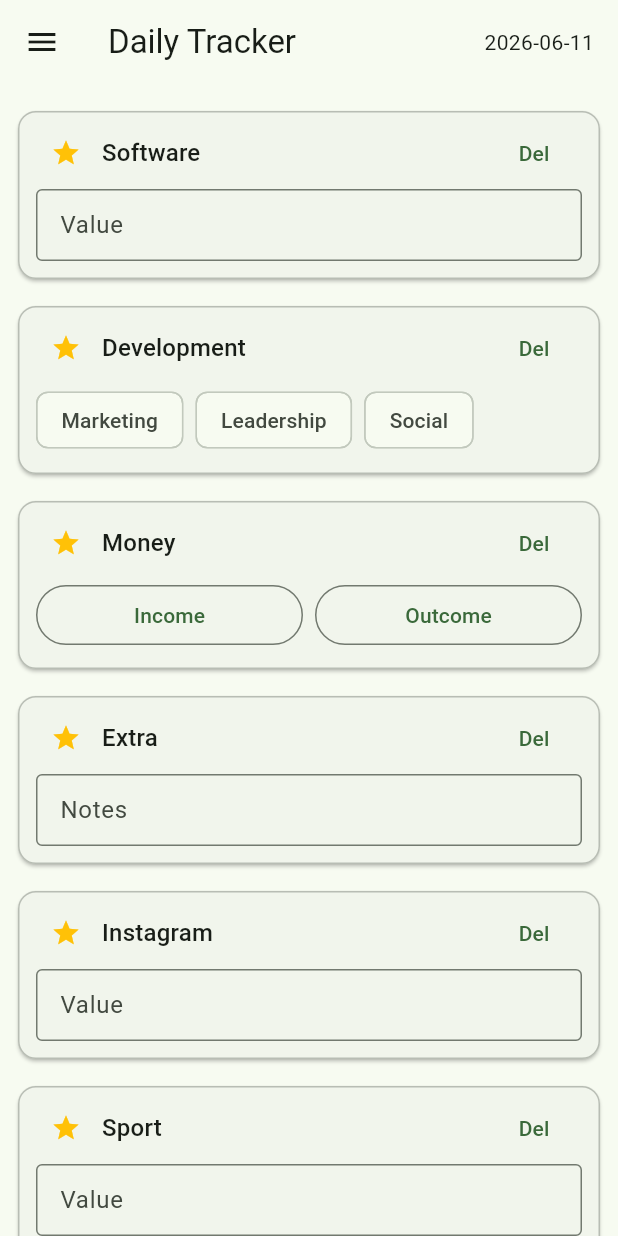
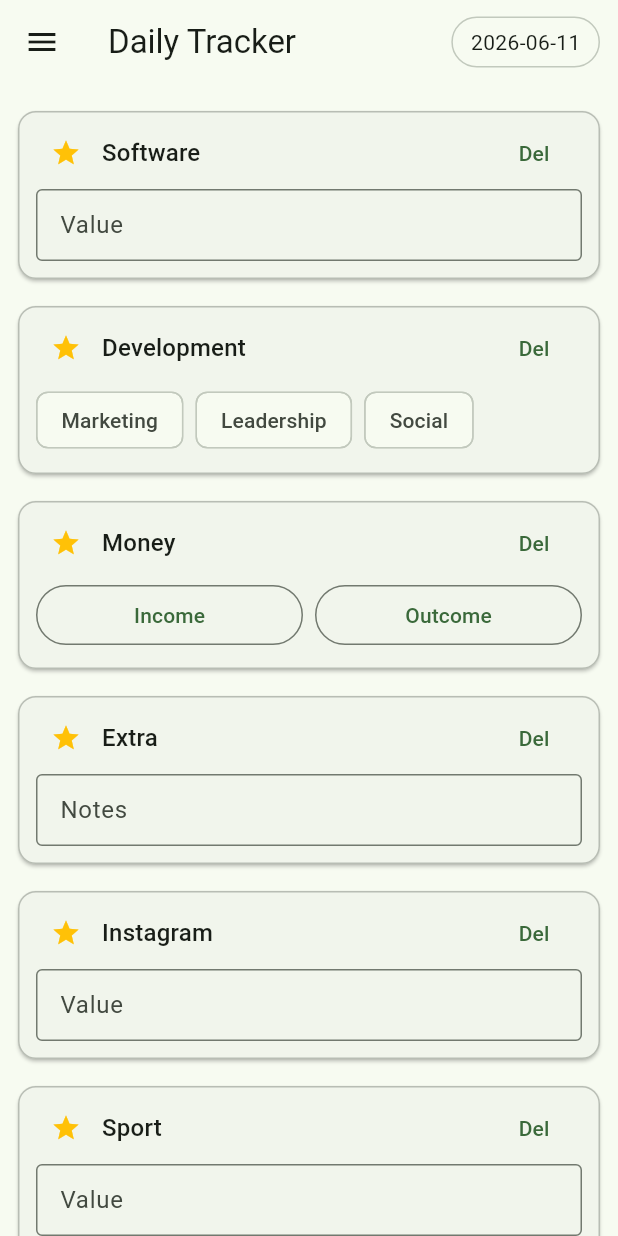
Before and after one commit to DenizTanisman/local_harness_note, a Flutter app: the screen it shows after launch, on a phone screen of 412 x 824 dp. Run offline on Flutter 3.47's test engine with Material 3 defaults, Android fonts, the phone set to English and light mode, and no system bars; our stand-ins replace csv, drift, file_picker, flutter_local_notifications, flutter_riverpod, flutter_secure_storage and 2 more; missing offline and left inert: cryptography, excel, workmanager; accounts and stored records are empty; generated files the repository leaves out were written again.

Commit message:
CR1-D: past-day entry from the home page
- homeDateProvider → ActiveWriteDateNotifier: defaults to today, past
  selectable, future rejected, never persisted
- AppBar date chip opens a picker (lastDate: today); when not today the
  chip is filled + bold and a 'Today' button appears
- Cards re-keyed by date so inputs re-seed; unfilled indicator follows
  the selected day automatically
- Reminders: question hidden on past days; repository drops any
  remind_date < today (unit-tested); notification tap resets to today
- Spec open point #6 closed by CR-1
- 5 new tests; 119 green

Co-Authored-By: Claude Fable 5 <noreply@anthropic.com>

```diff
--- a/lib/data/repositories/money_repository.dart
+++ b/lib/data/repositories/money_repository.dart
@@ -119,9 +119,12 @@ class MoneyRepository {
             ),
           );
       if (direction == 'outcome') {
+        final today = dateKey(DateTime.now());
         for (final offset in reminderOffsets) {
           final remindDate =
               dateKey(parseDateKey(date).subtract(Duration(days: offset)));
+          // Past-day entries never queue reminders (CR1-D).
+          if (remindDate.compareTo(today) < 0) continue;
           await db.into(db.expenseReminders).insert(
                 ExpenseRemindersCompanion.insert(
                     transactionId: id, remindDate: remindDate),
--- a/lib/features/home/home_page.dart
+++ b/lib/features/home/home_page.dart
@@ -1,6 +1,7 @@
 import 'package:flutter/material.dart';
 import 'package:flutter_riverpod/flutter_riverpod.dart';
 
+import '../../core/date_key.dart';
 import '../settings/export_import_page.dart';
 import '../settings/settings_page.dart';
 import 'home_providers.dart';
@@ -15,6 +16,7 @@ class HomePage extends ConsumerWidget {
   @override
   Widget build(BuildContext context, WidgetRef ref) {
     final date = ref.watch(homeDateProvider);
+    final isToday = date == dateKey(DateTime.now());
     final metrics = ref.watch(topLevelMetricsProvider);
     final entries = ref.watch(entriesForDateProvider(date));
     final options = ref.watch(selectedOptionsProvider(date));
@@ -23,10 +25,19 @@ class HomePage extends ConsumerWidget {
       appBar: AppBar(
         title: const Text('Daily Tracker'),
         actions: [
+          // Past-day entry mode (CR1-D): tap the chip to pick a past day;
+          // a visible 'Today' escape appears whenever not on today.
+          if (!isToday)
+            TextButton(
+              key: const ValueKey('today-button'),
+              onPressed: () =>
+                  ref.read(homeDateProvider.notifier).resetToToday(),
+              child: const Text('Today'),
+            ),
           Center(
             child: Padding(
-              padding: const EdgeInsets.only(right: 16),
-              child: Text(date, style: Theme.of(context).textTheme.bodyMedium),
+              padding: const EdgeInsets.only(right: 12),
+              child: _DateChip(date: date, highlighted: !isToday),
             ),
           ),
         ],
@@ -82,7 +93,9 @@ class HomePage extends ConsumerWidget {
             for (var i = 0; i < rows.length; i++) ...[
               GapDropTarget(index: i),
               DraggableMetricCard(
-                key: ValueKey('metric-card-${rows[i].id}'),
+                // Keyed by date too: input controllers must re-seed when
+                // the active write date changes (CR1-D).
+                key: ValueKey('metric-card-${rows[i].id}-$date'),
                 metric: rows[i],
                 child: MetricCard(
                   metric: rows[i],
@@ -106,3 +119,49 @@ class HomePage extends ConsumerWidget {
     );
   }
 }
+
+/// Tappable date chip in the app bar (CR1-D). Highlighted whenever the
+/// active write date is not today — writing to the past must be obvious.
+class _DateChip extends ConsumerWidget {
+  const _DateChip({required this.date, required this.highlighted});
+
+  final String date;
+  final bool highlighted;
+
+  @override
+  Widget build(BuildContext context, WidgetRef ref) {
+    final scheme = Theme.of(context).colorScheme;
+    return InkWell(
+      key: const ValueKey('home-date-chip'),
+      borderRadius: BorderRadius.circular(999),
+      onTap: () async {
+        final now = DateTime.now();
+        final picked = await showDatePicker(
+          context: context,
+          initialDate: parseDateKey(date),
+          firstDate: DateTime(2020),
+          lastDate: now, // the future stays blocked
+        );
+        if (picked != null) {
+          ref.read(homeDateProvider.notifier).select(dateKey(picked));
+        }
+      },
+      child: Container(
+        padding: const EdgeInsets.symmetric(horizontal: 12, vertical: 6),
+        decoration: BoxDecoration(
+          borderRadius: BorderRadius.circular(999),
+          color: highlighted ? scheme.primary : Colors.transparent,
+          border: Border.all(
+              color: highlighted ? scheme.primary : scheme.outlineVariant),
+        ),
+        child: Text(
+          date,
+          style: Theme.of(context).textTheme.bodyMedium?.copyWith(
+                color: highlighted ? scheme.onPrimary : null,
+                fontWeight: highlighted ? FontWeight.bold : null,
+              ),
+        ),
+      ),
+    );
+  }
+}
--- a/lib/features/home/home_providers.dart
+++ b/lib/features/home/home_providers.dart
@@ -23,8 +23,26 @@ class DraggingNotifier extends Notifier<bool> {
 final draggingProvider =
     NotifierProvider<DraggingNotifier, bool>(DraggingNotifier.new);
 
-/// v1: the home page always edits TODAY (spec open point #6).
-final homeDateProvider = Provider<String>((ref) => dateKey(DateTime.now()));
+/// Active write date of the home page (CR1-D): defaults to today, may be
+/// moved to any PAST day; the future stays blocked. Never persisted —
+/// every app start and notification tap resets to today.
+class ActiveWriteDateNotifier extends Notifier<String> {
+  @override
+  String build() => dateKey(DateTime.now());
+
+  void select(String date) {
+    if (date.compareTo(dateKey(DateTime.now())) > 0) return;
+    state = date;
+  }
+
+  void resetToToday() => state = dateKey(DateTime.now());
+
+  bool get isToday => state == dateKey(DateTime.now());
+}
+
+final homeDateProvider =
+    NotifierProvider<ActiveWriteDateNotifier, String>(
+        ActiveWriteDateNotifier.new);
 
 /// Auto-save debounce; overridden to zero in widget tests.
 final debounceDurationProvider =
--- a/lib/features/money/money_card_body.dart
+++ b/lib/features/money/money_card_body.dart
@@ -2,6 +2,7 @@ import 'package:flutter/material.dart';
 import 'package:flutter/services.dart';
 import 'package:flutter_riverpod/flutter_riverpod.dart';
 
+import '../../core/date_key.dart';
 import '../home/home_providers.dart';
 import '../home/widgets/input_bodies.dart' show parseNum;
 import 'money_providers.dart';
@@ -153,7 +154,9 @@ class _MoneyCardBodyState extends ConsumerState<MoneyCardBody> {
               ),
             ),
           ],
-          if (direction == 'outcome') ...[
+          if (direction == 'outcome' &&
+              ref.watch(homeDateProvider) ==
+                  dateKey(DateTime.now())) ...[
             const SizedBox(height: 8),
             Text('Set a reminder?',
                 style: Theme.of(context).textTheme.bodySmall),
--- a/lib/main.dart
+++ b/lib/main.dart
@@ -6,6 +6,7 @@ import 'package:workmanager/workmanager.dart';
 
 import 'data/db/database_provider.dart';
 import 'features/backup/backup_worker.dart';
+import 'features/home/home_providers.dart';
 import 'features/money/money_page.dart';
 import 'features/notifications/notification_service.dart';
 import 'features/settings/settings_providers.dart';
@@ -17,6 +18,8 @@ final notificationServiceProvider = Provider<NotificationService>((ref) {
   return NotificationService(
     ref.watch(databaseProvider),
     onTapPayload: (payload) {
+      // Notification entry always lands on TODAY (CR1-D).
+      ref.read(homeDateProvider.notifier).resetToToday();
       final navigator = navigatorKey.currentState;
       if (navigator == null) return;
       // Always land on the home page first (spec 6.1/§8).
```
Also changed, not shown: 2 other files.
